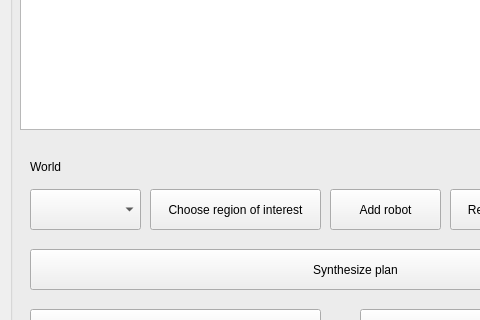
First picture: the form in rqt_simulation/resource/SimulationPlugin.ui, repository KTH-SML/CodeRepositoryTCST, before the edit; both pictures show x 0 to 480 and y 331 to 651 of the 1091 by 814 pixel window.
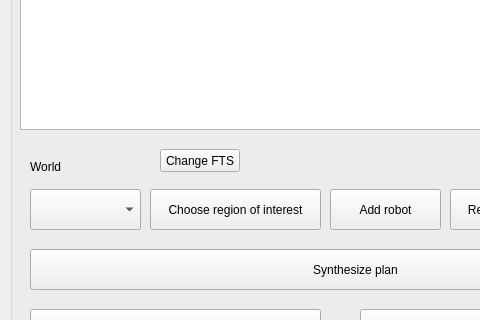
Second picture: the form after the edit.

```diff
--- a/rqt_simulation/resource/SimulationPlugin.ui
+++ b/rqt_simulation/resource/SimulationPlugin.ui
@@ -184,6 +184,19 @@
      <string>Load scenario</string>
     </property>
    </widget>
+   <widget class="QPushButton" name="button_change_FTS">
+    <property name="geometry">
+     <rect>
+      <x>150</x>
+      <y>470</y>
+      <width>80</width>
+      <height>23</height>
+     </rect>
+    </property>
+    <property name="text">
+     <string>Change FTS</string>
+    </property>
+   </widget>
   </widget>
   <widget class="QTabWidget" name="tabWidget">
    <property name="geometry">
```
